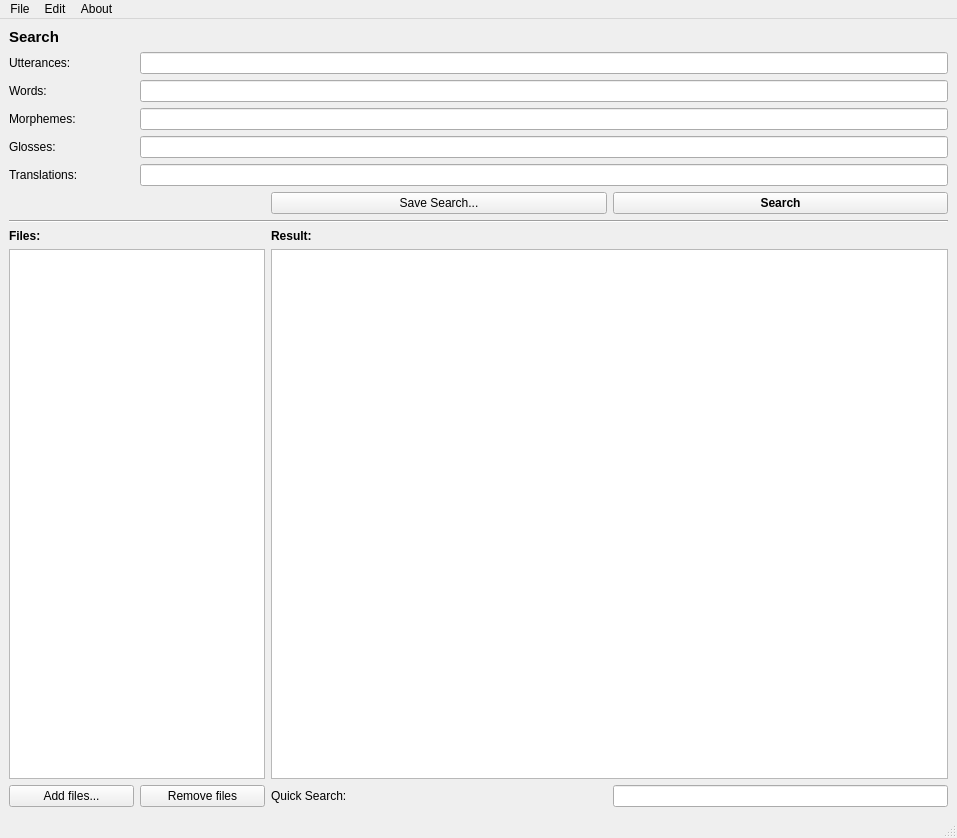
Before: the Qt Designer form ui/MainAnalyzer.ui in cidles/poio-analyzer, drawn with Qt 5.
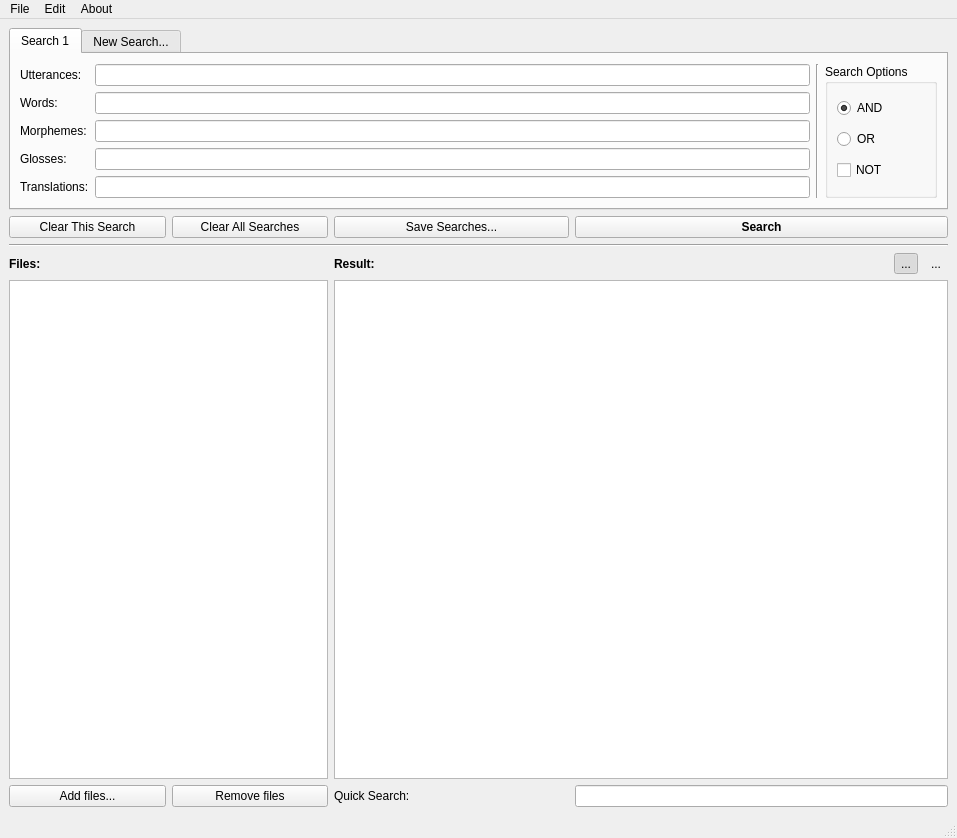
After: the same form once the commit is applied. Icons and pictures are not drawn. Custom widgets are drawn as their Qt base class.

Commit message: Changed GUI of PoioAnalyzer to allow successive searches und search options.

Diff of the .ui file:
```diff
--- a/ui/MainAnalyzer.ui
+++ b/ui/MainAnalyzer.ui
@@ -17,170 +17,7 @@
    <layout class="QHBoxLayout" name="horizontalLayout">
     <item>
      <layout class="QGridLayout" name="gridLayout">
-      <item row="3" column="1">
-       <widget class="QLabel" name="label_2">
-        <property name="sizePolicy">
-         <sizepolicy hsizetype="Minimum" vsizetype="Preferred">
-          <horstretch>0</horstretch>
-          <verstretch>0</verstretch>
-         </sizepolicy>
-        </property>
-        <property name="sizeIncrement">
-         <size>
-          <width>1</width>
-          <height>0</height>
-         </size>
-        </property>
-        <property name="layoutDirection">
-         <enum>Qt::LeftToRight</enum>
-        </property>
-        <property name="text">
-         <string>Utterances:</string>
-        </property>
-        <property name="alignment">
-         <set>Qt::AlignLeading|Qt::AlignLeft|Qt::AlignVCenter</set>
-        </property>
-       </widget>
-      </item>
-      <item row="3" column="2" colspan="3">
-       <widget class="QLineEdit" name="lineeditSearchUtterances">
-        <property name="sizeIncrement">
-         <size>
-          <width>2</width>
-          <height>0</height>
-         </size>
-        </property>
-       </widget>
-      </item>
-      <item row="4" column="1">
-       <widget class="QLabel" name="label_3">
-        <property name="sizePolicy">
-         <sizepolicy hsizetype="Minimum" vsizetype="Preferred">
-          <horstretch>0</horstretch>
-          <verstretch>0</verstretch>
-         </sizepolicy>
-        </property>
-        <property name="sizeIncrement">
-         <size>
-          <width>1</width>
-          <height>0</height>
-         </size>
-        </property>
-        <property name="text">
-         <string>Words:</string>
-        </property>
-        <property name="alignment">
-         <set>Qt::AlignLeading|Qt::AlignLeft|Qt::AlignVCenter</set>
-        </property>
-       </widget>
-      </item>
-      <item row="4" column="2" colspan="3">
-       <widget class="QLineEdit" name="lineeditSearchWords">
-        <property name="sizeIncrement">
-         <size>
-          <width>2</width>
-          <height>0</height>
-         </size>
-        </property>
-       </widget>
-      </item>
-      <item row="5" column="1">
-       <widget class="QLabel" name="label_4">
-        <property name="sizePolicy">
-         <sizepolicy hsizetype="Minimum" vsizetype="Preferred">
-          <horstretch>0</horstretch>
-          <verstretch>0</verstretch>
-         </sizepolicy>
-        </property>
-        <property name="sizeIncrement">
-         <size>
-          <width>1</width>
-          <height>0</height>
-         </size>
-        </property>
-        <property name="text">
-         <string>Morphemes:</string>
-        </property>
-        <property name="alignment">
-         <set>Qt::AlignLeading|Qt::AlignLeft|Qt::AlignVCenter</set>
-        </property>
-       </widget>
-      </item>
-      <item row="5" column="2" colspan="3">
-       <widget class="QLineEdit" name="lineeditSearchMorphemes">
-        <property name="sizeIncrement">
-         <size>
-          <width>2</width>
-          <height>0</height>
-         </size>
-        </property>
-       </widget>
-      </item>
-      <item row="6" column="1">
-       <widget class="QLabel" name="label_5">
-        <property name="sizePolicy">
-         <sizepolicy hsizetype="Minimum" vsizetype="Preferred">
-          <horstretch>0</horstretch>
-          <verstretch>0</verstretch>
-         </sizepolicy>
-        </property>
-        <property name="sizeIncrement">
-         <size>
-          <width>1</width>
-          <height>0</height>
-         </size>
-        </property>
-        <property name="text">
-         <string>Glosses:</string>
-        </property>
-        <property name="alignment">
-         <set>Qt::AlignLeading|Qt::AlignLeft|Qt::AlignVCenter</set>
-        </property>
-       </widget>
-      </item>
-      <item row="6" column="2" colspan="3">
-       <widget class="QLineEdit" name="lineeditSearchGlosses">
-        <property name="sizeIncrement">
-         <size>
-          <width>2</width>
-          <height>0</height>
-         </size>
-        </property>
-       </widget>
-      </item>
-      <item row="7" column="1">
-       <widget class="QLabel" name="label_6">
-        <property name="sizePolicy">
-         <sizepolicy hsizetype="Minimum" vsizetype="Preferred">
-          <horstretch>0</horstretch>
-          <verstretch>0</verstretch>
-         </sizepolicy>
-        </property>
-        <property name="sizeIncrement">
-         <size>
-          <width>1</width>
-          <height>0</height>
-         </size>
-        </property>
-        <property name="text">
-         <string>Translations:</string>
-        </property>
-        <property name="alignment">
-         <set>Qt::AlignLeading|Qt::AlignLeft|Qt::AlignVCenter</set>
-        </property>
-       </widget>
-      </item>
-      <item row="7" column="2" colspan="3">
-       <widget class="QLineEdit" name="lineeditSearchTranslations">
-        <property name="sizeIncrement">
-         <size>
-          <width>2</width>
-          <height>0</height>
-         </size>
-        </property>
-       </widget>
-      </item>
-      <item row="10" column="1" colspan="2">
+      <item row="12" column="1" colspan="2">
        <widget class="QLabel" name="label_7">
         <property name="sizePolicy">
          <sizepolicy hsizetype="Minimum" vsizetype="Preferred">
@@ -205,119 +42,44 @@
         </property>
        </widget>
       </item>
-      <item row="10" column="3">
-       <widget class="QLabel" name="label_8">
-        <property name="sizeIncrement">
-         <size>
-          <width>2</width>
-          <height>0</height>
-         </size>
-        </property>
-        <property name="font">
-         <font>
-          <weight>75</weight>
-          <bold>true</bold>
-         </font>
-        </property>
-        <property name="text">
-         <string>Result:</string>
-        </property>
-       </widget>
-      </item>
-      <item row="11" column="3" colspan="2">
-       <widget class="PoioIlTextEdit" name="texteditInterlinear">
-        <property name="sizePolicy">
-         <sizepolicy hsizetype="Expanding" vsizetype="Expanding">
-          <horstretch>0</horstretch>
-          <verstretch>0</verstretch>
-         </sizepolicy>
-        </property>
-        <property name="sizeIncrement">
-         <size>
-          <width>2</width>
-          <height>0</height>
-         </size>
-        </property>
-       </widget>
-      </item>
-      <item row="9" column="1" colspan="4">
+      <item row="11" column="1" colspan="6">
        <widget class="Line" name="line">
         <property name="orientation">
          <enum>Qt::Horizontal</enum>
         </property>
        </widget>
       </item>
-      <item row="12" column="1">
+      <item row="14" column="1">
        <widget class="QPushButton" name="buttonAddFiles">
+        <property name="sizePolicy">
+         <sizepolicy hsizetype="Minimum" vsizetype="Fixed">
+          <horstretch>1</horstretch>
+          <verstretch>0</verstretch>
+         </sizepolicy>
+        </property>
         <property name="text">
          <string>Add files...</string>
         </property>
        </widget>
       </item>
-      <item row="12" column="2">
+      <item row="14" column="2">
        <widget class="QPushButton" name="buttonRemoveFiles">
+        <property name="sizePolicy">
+         <sizepolicy hsizetype="Minimum" vsizetype="Fixed">
+          <horstretch>1</horstretch>
+          <verstretch>0</verstretch>
+         </sizepolicy>
+        </property>
         <property name="text">
          <string>Remove files</string>
         </property>
        </widget>
       </item>
-      <item row="8" column="3">
-       <widget class="QPushButton" name="buttonSaveSearch">
-        <property name="sizePolicy">
-         <sizepolicy hsizetype="Expanding" vsizetype="Fixed">
-          <horstretch>0</horstretch>
-          <verstretch>0</verstretch>
-         </sizepolicy>
-        </property>
-        <property name="text">
-         <string>Save Search...</string>
-        </property>
-       </widget>
-      </item>
-      <item row="8" column="4">
-       <widget class="QPushButton" name="buttonSearch">
-        <property name="sizePolicy">
-         <sizepolicy hsizetype="Expanding" vsizetype="Fixed">
-          <horstretch>0</horstretch>
-          <verstretch>0</verstretch>
-         </sizepolicy>
-        </property>
-        <property name="font">
-         <font>
-          <weight>75</weight>
-          <bold>true</bold>
-         </font>
-        </property>
-        <property name="text">
-         <string>Search</string>
-        </property>
-       </widget>
-      </item>
-      <item row="2" column="1">
-       <widget class="QLabel" name="label">
-        <property name="sizeIncrement">
-         <size>
-          <width>1</width>
-          <height>0</height>
-         </size>
-        </property>
-        <property name="font">
-         <font>
-          <pointsize>11</pointsize>
-          <weight>75</weight>
-          <bold>true</bold>
-         </font>
-        </property>
-        <property name="text">
-         <string>Search</string>
-        </property>
-       </widget>
-      </item>
-      <item row="11" column="1" colspan="2">
+      <item row="13" column="1" colspan="2">
        <widget class="QListView" name="listFiles">
         <property name="sizePolicy">
          <sizepolicy hsizetype="Minimum" vsizetype="Expanding">
-          <horstretch>0</horstretch>
+          <horstretch>2</horstretch>
           <verstretch>0</verstretch>
          </sizepolicy>
         </property>
@@ -332,11 +94,120 @@
         </property>
        </widget>
       </item>
-      <item row="12" column="4">
-       <widget class="QLineEdit" name="lineeditQuickSearch"/>
+      <item row="14" column="4" colspan="3">
+       <widget class="QLineEdit" name="lineeditQuickSearch">
+        <property name="sizePolicy">
+         <sizepolicy hsizetype="Expanding" vsizetype="Fixed">
+          <horstretch>4</horstretch>
+          <verstretch>0</verstretch>
+         </sizepolicy>
+        </property>
+       </widget>
+      </item>
+      <item row="3" column="2">
+       <widget class="QPushButton" name="pushButton">
+        <property name="sizePolicy">
+         <sizepolicy hsizetype="Minimum" vsizetype="Fixed">
+          <horstretch>1</horstretch>
+          <verstretch>0</verstretch>
+         </sizepolicy>
+        </property>
+        <property name="text">
+         <string>Clear All Searches</string>
+        </property>
+       </widget>
+      </item>
+      <item row="3" column="4" colspan="3">
+       <widget class="QPushButton" name="buttonSearch">
+        <property name="sizePolicy">
+         <sizepolicy hsizetype="Minimum" vsizetype="Fixed">
+          <horstretch>4</horstretch>
+          <verstretch>0</verstretch>
+         </sizepolicy>
+        </property>
+        <property name="font">
+         <font>
+          <weight>75</weight>
+          <bold>true</bold>
+         </font>
+        </property>
+        <property name="text">
+         <string>Search</string>
+        </property>
+       </widget>
+      </item>
+      <item row="3" column="1">
+       <widget class="QPushButton" name="pushButton_2">
+        <property name="sizePolicy">
+         <sizepolicy hsizetype="Minimum" vsizetype="Fixed">
+          <horstretch>1</horstretch>
+          <verstretch>0</verstretch>
+         </sizepolicy>
+        </property>
+        <property name="text">
+         <string>Clear This Search</string>
+        </property>
+       </widget>
+      </item>
+      <item row="3" column="3">
+       <widget class="QPushButton" name="buttonSaveSearch">
+        <property name="sizePolicy">
+         <sizepolicy hsizetype="Minimum" vsizetype="Fixed">
+          <horstretch>1</horstretch>
+          <verstretch>0</verstretch>
+         </sizepolicy>
+        </property>
+        <property name="text">
+         <string>Save Searches...</string>
+        </property>
+       </widget>
+      </item>
+      <item row="13" column="3" colspan="4">
+       <widget class="PoioIlTextEdit" name="texteditInterlinear">
+        <property name="sizePolicy">
+         <sizepolicy hsizetype="Expanding" vsizetype="Expanding">
+          <horstretch>3</horstretch>
+          <verstretch>0</verstretch>
+         </sizepolicy>
+        </property>
+        <property name="sizeIncrement">
+         <size>
+          <width>2</width>
+          <height>0</height>
+         </size>
+        </property>
+        <property name="frameShadow">
+         <enum>QFrame::Sunken</enum>
+        </property>
+       </widget>
       </item>
       <item row="12" column="3">
+       <widget class="QLabel" name="label_8">
+        <property name="sizeIncrement">
+         <size>
+          <width>2</width>
+          <height>0</height>
+         </size>
+        </property>
+        <property name="font">
+         <font>
+          <weight>75</weight>
+          <bold>true</bold>
+         </font>
+        </property>
+        <property name="text">
+         <string>Result:</string>
+        </property>
+       </widget>
+      </item>
+      <item row="14" column="3">
        <widget class="QLabel" name="label_9">
+        <property name="sizePolicy">
+         <sizepolicy hsizetype="Minimum" vsizetype="Preferred">
+          <horstretch>1</horstretch>
+          <verstretch>0</verstretch>
+         </sizepolicy>
+        </property>
         <property name="layoutDirection">
          <enum>Qt::RightToLeft</enum>
         </property>
@@ -345,6 +216,293 @@
         </property>
        </widget>
       </item>
+      <item row="2" column="1" colspan="6">
+       <widget class="QTabWidget" name="tabWidget">
+        <property name="sizePolicy">
+         <sizepolicy hsizetype="Expanding" vsizetype="Minimum">
+          <horstretch>0</horstretch>
+          <verstretch>0</verstretch>
+         </sizepolicy>
+        </property>
+        <property name="locale">
+         <locale language="English" country="UnitedStates"/>
+        </property>
+        <property name="currentIndex">
+         <number>0</number>
+        </property>
+        <widget class="QWidget" name="tab">
+         <attribute name="title">
+          <string>Search 1</string>
+         </attribute>
+         <layout class="QVBoxLayout" name="verticalLayout">
+          <item>
+           <layout class="QGridLayout" name="gridLayout_2">
+            <item row="0" column="0">
+             <widget class="QLabel" name="label_2">
+              <property name="sizePolicy">
+               <sizepolicy hsizetype="Minimum" vsizetype="Preferred">
+                <horstretch>0</horstretch>
+                <verstretch>0</verstretch>
+               </sizepolicy>
+              </property>
+              <property name="sizeIncrement">
+               <size>
+                <width>1</width>
+                <height>0</height>
+               </size>
+              </property>
+              <property name="layoutDirection">
+               <enum>Qt::LeftToRight</enum>
+              </property>
+              <property name="text">
+               <string>Utterances:</string>
+              </property>
+              <property name="alignment">
+               <set>Qt::AlignLeading|Qt::AlignLeft|Qt::AlignVCenter</set>
+              </property>
+             </widget>
+            </item>
+            <item row="0" column="1">
+             <widget class="QLineEdit" name="lineeditSearchUtterances">
+              <property name="sizeIncrement">
+               <size>
+                <width>2</width>
+                <height>0</height>
+               </size>
+              </property>
+             </widget>
+            </item>
+            <item row="1" column="0">
+             <widget class="QLabel" name="label_3">
+              <property name="sizePolicy">
+               <sizepolicy hsizetype="Minimum" vsizetype="Preferred">
+                <horstretch>0</horstretch>
+                <verstretch>0</verstretch>
+               </sizepolicy>
+              </property>
+              <property name="sizeIncrement">
+               <size>
+                <width>1</width>
+                <height>0</height>
+               </size>
+              </property>
+              <property name="text">
+               <string>Words:</string>
+              </property>
+              <property name="alignment">
+               <set>Qt::AlignLeading|Qt::AlignLeft|Qt::AlignVCenter</set>
+              </property>
+             </widget>
+            </item>
+            <item row="1" column="1">
+             <widget class="QLineEdit" name="lineeditSearchWords">
+              <property name="sizeIncrement">
+               <size>
+                <width>2</width>
+                <height>0</height>
+               </size>
+              </property>
+             </widget>
+            </item>
+            <item row="2" column="0">
+             <widget class="QLabel" name="label_4">
+              <property name="sizePolicy">
+               <sizepolicy hsizetype="Minimum" vsizetype="Preferred">
+                <horstretch>0</horstretch>
+                <verstretch>0</verstretch>
+               </sizepolicy>
+              </property>
+              <property name="sizeIncrement">
+               <size>
+                <width>1</width>
+                <height>0</height>
+               </size>
+              </property>
+              <property name="text">
+               <string>Morphemes:</string>
+              </property>
+              <property name="alignment">
+               <set>Qt::AlignLeading|Qt::AlignLeft|Qt::AlignVCenter</set>
+              </property>
+             </widget>
+            </item>
+            <item row="2" column="1">
+             <widget class="QLineEdit" name="lineeditSearchMorphemes">
+              <property name="sizeIncrement">
+               <size>
+                <width>2</width>
+                <height>0</height>
+               </size>
+              </property>
+             </widget>
+            </item>
+            <item row="3" column="0">
+             <widget class="QLabel" name="label_5">
+              <property name="sizePolicy">
+               <sizepolicy hsizetype="Minimum" vsizetype="Preferred">
+                <horstretch>0</horstretch>
+                <verstretch>0</verstretch>
+               </sizepolicy>
+              </property>
+              <property name="sizeIncrement">
+               <size>
+                <width>1</width>
+                <height>0</height>
+               </size>
+              </property>
+              <property name="text">
+               <string>Glosses:</string>
+              </property>
+              <property name="alignment">
+               <set>Qt::AlignLeading|Qt::AlignLeft|Qt::AlignVCenter</set>
+              </property>
+             </widget>
+            </item>
+            <item row="3" column="1">
+             <widget class="QLineEdit" name="lineeditSearchGlosses">
+              <property name="sizeIncrement">
+               <size>
+                <width>2</width>
+                <height>0</height>
+               </size>
+              </property>
+             </widget>
+            </item>
+            <item row="4" column="0">
+             <widget class="QLabel" name="label_6">
+              <property name="sizePolicy">
+               <sizepolicy hsizetype="Minimum" vsizetype="Preferred">
+                <horstretch>0</horstretch>
+                <verstretch>0</verstretch>
+               </sizepolicy>
+              </property>
+              <property name="sizeIncrement">
+               <size>
+                <width>1</width>
+                <height>0</height>
+               </size>
+              </property>
+              <property name="text">
+               <string>Translations:</string>
+              </property>
+              <property name="alignment">
+               <set>Qt::AlignLeading|Qt::AlignLeft|Qt::AlignVCenter</set>
+              </property>
+             </widget>
+            </item>
+            <item row="4" column="1">
+             <widget class="QLineEdit" name="lineeditSearchTranslations">
+              <property name="sizeIncrement">
+               <size>
+                <width>2</width>
+                <height>0</height>
+               </size>
+              </property>
+             </widget>
+            </item>
+            <item row="0" column="3" rowspan="5">
+             <widget class="QGroupBox" name="groupBox">
+              <property name="title">
+               <string>Search Options</string>
+              </property>
+              <layout class="QVBoxLayout" name="verticalLayout_4">
+               <item>
+                <widget class="QRadioButton" name="radioButton">
+                 <property name="text">
+                  <string>AND</string>
+                 </property>
+                 <property name="checked">
+                  <bool>true</bool>
+                 </property>
+                </widget>
+               </item>
+               <item>
+                <widget class="QRadioButton" name="radioButton_2">
+                 <property name="text">
+                  <string>OR</string>
+                 </property>
+                </widget>
+               </item>
+               <item>
+                <widget class="QCheckBox" name="checkBox">
+                 <property name="text">
+                  <string>NOT</string>
+                 </property>
+                </widget>
+               </item>
+              </layout>
+             </widget>
+            </item>
+            <item row="0" column="2" rowspan="5">
+             <widget class="Line" name="line_2">
+              <property name="orientation">
+               <enum>Qt::Vertical</enum>
+              </property>
+             </widget>
+            </item>
+           </layout>
+          </item>
+         </layout>
+        </widget>
+        <widget class="QWidget" name="tab_2">
+         <attribute name="title">
+          <string>New Search...</string>
+         </attribute>
+        </widget>
+       </widget>
+      </item>
+      <item row="12" column="6">
+       <widget class="QToolButton" name="buttonAlignCenter">
+        <property name="text">
+         <string>...</string>
+        </property>
+        <property name="icon">
+         <iconset resource="poioanalyzer.qrc">
+          <normaloff>:/images/pixmaps/aligncenter.png</normaloff>:/images/pixmaps/aligncenter.png</iconset>
+        </property>
+        <property name="iconSize">
+         <size>
+          <width>24</width>
+          <height>24</height>
+         </size>
+        </property>
+        <property name="checkable">
+         <bool>true</bool>
+        </property>
+        <property name="autoRaise">
+         <bool>true</bool>
+        </property>
+       </widget>
+      </item>
+      <item row="12" column="5">
+       <widget class="QToolButton" name="buttonAlignLeft">
+        <property name="locale">
+         <locale language="English" country="UnitedStates"/>
+        </property>
+        <property name="text">
+         <string>...</string>
+        </property>
+        <property name="icon">
+         <iconset resource="poioanalyzer.qrc">
+          <normaloff>:/images/pixmaps/alignleft.png</normaloff>:/images/pixmaps/alignleft.png</iconset>
+        </property>
+        <property name="iconSize">
+         <size>
+          <width>24</width>
+          <height>24</height>
+         </size>
+        </property>
+        <property name="checkable">
+         <bool>true</bool>
+        </property>
+        <property name="checked">
+         <bool>true</bool>
+        </property>
+        <property name="autoRaise">
+         <bool>true</bool>
+        </property>
+       </widget>
+      </item>
      </layout>
     </item>
    </layout>
```
Left out of the diff: 6 changed lines with no effect on the pictures. The commit also changes 11 other files.
